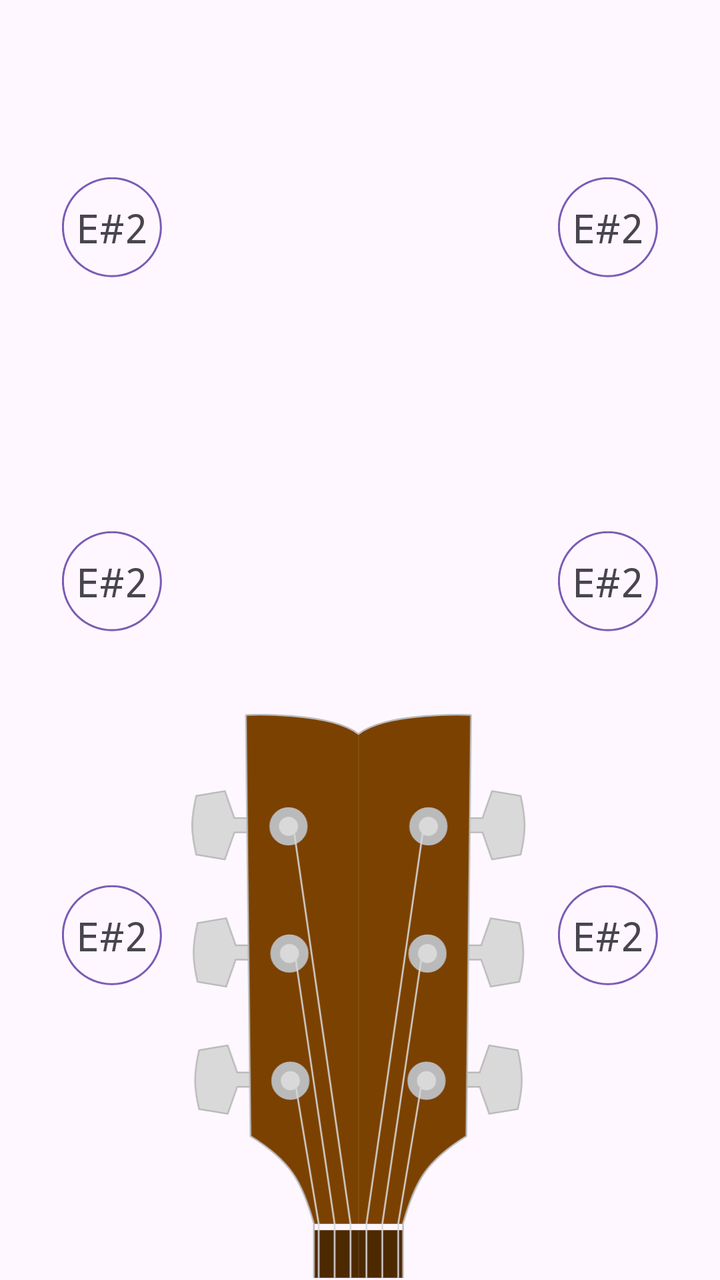
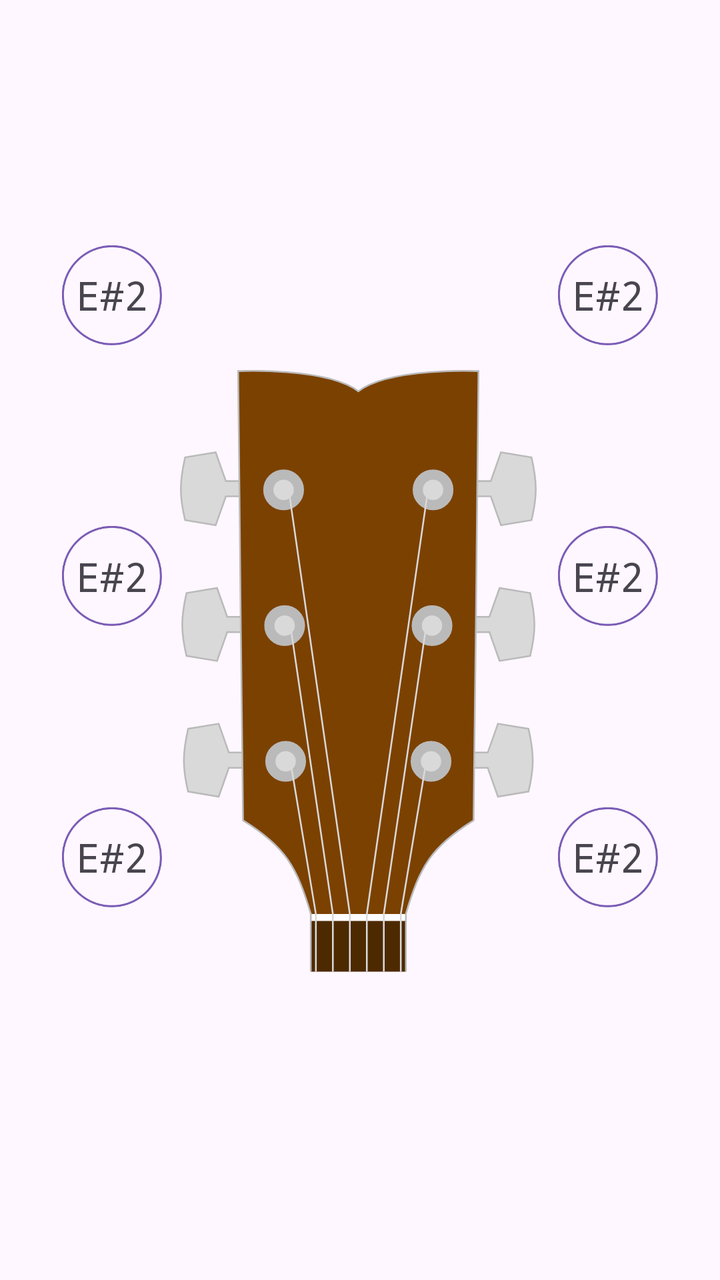

An Android layout rendered at two revisions. The XML below is the earlier revision; the diff shows what the commit changed to produce the second picture.
<!-- AndroidManifest.xml: application theme Theme.AuroraTuner -->
<!-- res/layout/guitar_fragment.xml -->
<?xml version="1.0" encoding="utf-8"?>
<androidx.constraintlayout.widget.ConstraintLayout xmlns:android="http://schemas.android.com/apk/res/android"
    xmlns:app="http://schemas.android.com/apk/res-auto"
    xmlns:tools="http://schemas.android.com/tools"
    android:layout_width="match_parent"
    android:layout_height="300dp">

    <ImageView
        android:id="@+id/string1"
        android:layout_width="wrap_content"
        android:layout_height="wrap_content"
        app:layout_constraintBottom_toBottomOf="parent"
        app:layout_constraintEnd_toEndOf="parent"
        app:layout_constraintHorizontal_bias="0.1"
        app:layout_constraintStart_toStartOf="parent"
        app:layout_constraintTop_toTopOf="parent"
        app:layout_constraintVertical_bias="0.15"
        app:srcCompat="@drawable/note_circle" />

    <TextView
        android:id="@+id/note_text1"
        android:layout_width="wrap_content"
        android:layout_height="wrap_content"
        android:text="E#2"
        android:textSize="20sp"
        android:fontFamily="monospace"
        app:layout_constraintBottom_toBottomOf="@+id/string1"
        app:layout_constraintEnd_toEndOf="@+id/string1"
        app:layout_constraintStart_toStartOf="@+id/string1"
        app:layout_constraintTop_toTopOf="@+id/string1" />

    <ImageView
        android:id="@+id/string2"
        android:layout_width="wrap_content"
        android:layout_height="wrap_content"
        app:layout_constraintBottom_toBottomOf="parent"
        app:layout_constraintEnd_toEndOf="parent"
        app:layout_constraintHorizontal_bias="0.1"
        app:layout_constraintStart_toStartOf="parent"
        app:layout_constraintTop_toTopOf="parent"
        app:layout_constraintVertical_bias="0.45"
        app:srcCompat="@drawable/note_circle" />

    <TextView
        android:id="@+id/note_text2"
        android:layout_width="wrap_content"
        android:layout_height="wrap_content"
        android:text="E#2"
        android:textSize="20sp"
        android:fontFamily="monospace"
        app:layout_constraintBottom_toBottomOf="@+id/string2"
        app:layout_constraintEnd_toEndOf="@+id/string2"
        app:layout_constraintStart_toStartOf="@+id/string2"
        app:layout_constraintTop_toTopOf="@+id/string2" />

    <ImageView
        android:id="@+id/string3"
        android:layout_width="wrap_content"
        android:layout_height="wrap_content"
        app:layout_constraintBottom_toBottomOf="parent"
        app:layout_constraintEnd_toEndOf="parent"
        app:layout_constraintHorizontal_bias="0.1"
        app:layout_constraintStart_toStartOf="parent"
        app:layout_constraintTop_toTopOf="parent"
        app:layout_constraintVertical_bias="0.75"
        app:srcCompat="@drawable/note_circle" />

    <TextView
        android:id="@+id/note_text3"
        android:layout_width="wrap_content"
        android:layout_height="wrap_content"
        android:text="E#2"
        android:textSize="20sp"
        android:fontFamily="monospace"
        app:layout_constraintBottom_toBottomOf="@+id/string3"
        app:layout_constraintEnd_toEndOf="@+id/string3"
        app:layout_constraintStart_toStartOf="@+id/string3"
        app:layout_constraintTop_toTopOf="@+id/string3" />

    <ImageView
        android:id="@+id/string4"
        android:layout_width="wrap_content"
        android:layout_height="wrap_content"
        app:layout_constraintBottom_toBottomOf="parent"
        app:layout_constraintEnd_toEndOf="parent"
        app:layout_constraintHorizontal_bias="0.9"
        app:layout_constraintStart_toStartOf="parent"
        app:layout_constraintTop_toTopOf="parent"
        app:layout_constraintVertical_bias="0.15"
        app:srcCompat="@drawable/note_circle" />

    <TextView
        android:id="@+id/note_text4"
        android:layout_width="wrap_content"
        android:layout_height="wrap_content"
        android:text="E#2"
        android:textSize="20sp"
        android:fontFamily="monospace"
        app:layout_constraintBottom_toBottomOf="@+id/string4"
        app:layout_constraintEnd_toEndOf="@+id/string4"
        app:layout_constraintStart_toStartOf="@+id/string4"
        app:layout_constraintTop_toTopOf="@+id/string4" />

    <ImageView
        android:id="@+id/string5"
        android:layout_width="wrap_content"
        android:layout_height="wrap_content"
        app:layout_constraintBottom_toBottomOf="parent"
        app:layout_constraintEnd_toEndOf="parent"
        app:layout_constraintHorizontal_bias="0.9"
        app:layout_constraintStart_toStartOf="parent"
        app:layout_constraintTop_toTopOf="parent"
        app:layout_constraintVertical_bias="0.45"
        app:srcCompat="@drawable/note_circle" />

    <TextView
        android:id="@+id/note_text5"
        android:layout_width="wrap_content"
        android:layout_height="wrap_content"
        android:text="E#2"
        android:textSize="20sp"
        android:fontFamily="monospace"
        app:layout_constraintBottom_toBottomOf="@+id/string5"
        app:layout_constraintEnd_toEndOf="@+id/string5"
        app:layout_constraintStart_toStartOf="@+id/string5"
        app:layout_constraintTop_toTopOf="@+id/string5" />

    <ImageView
        android:id="@+id/string6"
        android:layout_width="wrap_content"
        android:layout_height="wrap_content"
        app:layout_constraintBottom_toBottomOf="parent"
        app:layout_constraintEnd_toEndOf="parent"
        app:layout_constraintHorizontal_bias="0.9"
        app:layout_constraintStart_toStartOf="parent"
        app:layout_constraintTop_toTopOf="parent"
        app:layout_constraintVertical_bias="0.75"
        app:srcCompat="@drawable/note_circle" />

    <TextView
        android:id="@+id/note_text6"
        android:layout_width="wrap_content"
        android:layout_height="wrap_content"
        android:text="E#2"
        android:textSize="20sp"
        android:fontFamily="monospace"
        app:layout_constraintBottom_toBottomOf="@+id/string6"
        app:layout_constraintEnd_toEndOf="@+id/string6"
        app:layout_constraintStart_toStartOf="@+id/string6"
        app:layout_constraintTop_toTopOf="@+id/string6" />

    <ImageView
        android:id="@+id/imageView"
        android:layout_width="242dp"
        android:layout_height="283dp"
        app:layout_constraintBottom_toBottomOf="parent"
        app:layout_constraintEnd_toEndOf="parent"
        app:layout_constraintStart_toStartOf="parent"
        app:layout_constraintTop_toTopOf="parent"
        app:layout_constraintVertical_bias="1.0"
        app:srcCompat="@drawable/headstock" />

</androidx.constraintlayout.widget.ConstraintLayout>
<!-- resources referenced by this layout -->
<resources>
  <!-- drawable headstock: vector/xml drawable (drawable, 7494 chars, omitted) -->
  <!-- drawable note_circle (drawable) -->
  <vector xmlns:android="http://schemas.android.com/apk/res/android"
      android:width="50dp"
      android:height="50dp"
      android:viewportWidth="100"
      android:viewportHeight="100">
      <path
          android:name="circle"
          android:pathData="m49.92 1.88c26.51 0 48 21.49 48 48c0 26.51 -21.49 48 -48 48c-26.51 0 -48 -21.49 -48 -48c0 -26.51 21.49 -48 48 -48zm0 -2c-27.61 0 -50 22.39 -50 50c0 27.61 22.39 50 50 50c27.61 0 50 -22.39 50 -50c0 -27.61 -22.39 -50 -50 -50z"
          android:fillColor="@color/colorAccent" />
  </vector>
  <style name="Theme.AuroraTuner" parent="Base.Theme.AuroraTuner" />
  <color name="colorAccent">#7B5BB5</color>
  <style name="Base.Theme.AuroraTuner" parent="Theme.Material3.DayNight.NoActionBar">
          
          
          <item name="android:navigationBarColor">@color/white</item>
          <item name="colorPrimaryDark">@color/white</item>
      </style>
  <color name="white">#FFFFFFFF</color>
</resources>

<!-- the commit's change to res/layout/guitar_fragment.xml (unified diff, before → after) -->
@@ -6,15 +6,53 @@
     android:layout_height="300dp">
 
     <ImageView
+        android:id="@+id/imageView"
+        android:layout_width="0dp"
+        android:layout_height="0dp"
+        app:layout_constraintWidth_percent="0.5"
+        app:layout_constraintHeight_percent="0.95"
+        app:layout_constraintBottom_toBottomOf="parent"
+        app:layout_constraintEnd_toEndOf="parent"
+        app:layout_constraintStart_toStartOf="parent"
+        app:layout_constraintTop_toTopOf="parent"
+        app:layout_constraintVertical_bias="1.0"
+        app:srcCompat="@drawable/headstock" />
+
+    <ImageView
         android:id="@+id/string1"
         android:layout_width="wrap_content"
         android:layout_height="wrap_content"
-        app:layout_constraintBottom_toBottomOf="parent"
+        app:layout_constraintBottom_toTopOf="@+id/string2"
         app:layout_constraintEnd_toEndOf="parent"
         app:layout_constraintHorizontal_bias="0.1"
         app:layout_constraintStart_toStartOf="parent"
-        app:layout_constraintTop_toTopOf="parent"
+        app:layout_constraintTop_toTopOf="@id/tuner_top"
         app:layout_constraintVertical_bias="0.15"
+        app:layout_constraintVertical_chainStyle="spread"
+        app:srcCompat="@drawable/note_circle" />
+
+    <ImageView
+        android:id="@+id/string3"
+        android:layout_width="wrap_content"
+        android:layout_height="wrap_content"
+        app:layout_constraintBottom_toBottomOf="@id/tuner_bottom"
+        app:layout_constraintEnd_toEndOf="parent"
+        app:layout_constraintHorizontal_bias="0.1"
+        app:layout_constraintStart_toStartOf="parent"
+        app:layout_constraintTop_toBottomOf="@+id/string2"
+        app:layout_constraintVertical_bias="0.75"
+        app:srcCompat="@drawable/note_circle" />
+
+    <ImageView
+        android:id="@+id/string2"
+        android:layout_width="wrap_content"
+        android:layout_height="wrap_content"
+        app:layout_constraintBottom_toTopOf="@+id/string3"
+        app:layout_constraintEnd_toEndOf="parent"
+        app:layout_constraintHorizontal_bias="0.1"
+        app:layout_constraintStart_toStartOf="parent"
+        app:layout_constraintTop_toBottomOf="@+id/string1"
+        app:layout_constraintVertical_bias="0.45"
         app:srcCompat="@drawable/note_circle" />
 
     <TextView
@@ -29,18 +67,6 @@
         app:layout_constraintStart_toStartOf="@+id/string1"
         app:layout_constraintTop_toTopOf="@+id/string1" />
 
-    <ImageView
-        android:id="@+id/string2"
-        android:layout_width="wrap_content"
-        android:layout_height="wrap_content"
-        app:layout_constraintBottom_toBottomOf="parent"
-        app:layout_constraintEnd_toEndOf="parent"
-        app:layout_constraintHorizontal_bias="0.1"
-        app:layout_constraintStart_toStartOf="parent"
-        app:layout_constraintTop_toTopOf="parent"
-        app:layout_constraintVertical_bias="0.45"
-        app:srcCompat="@drawable/note_circle" />
-
     <TextView
         android:id="@+id/note_text2"
         android:layout_width="wrap_content"
@@ -52,18 +78,6 @@
         app:layout_constraintEnd_toEndOf="@+id/string2"
         app:layout_constraintStart_toStartOf="@+id/string2"
         app:layout_constraintTop_toTopOf="@+id/string2" />
-
-    <ImageView
-        android:id="@+id/string3"
-        android:layout_width="wrap_content"
-        android:layout_height="wrap_content"
-        app:layout_constraintBottom_toBottomOf="parent"
-        app:layout_constraintEnd_toEndOf="parent"
-        app:layout_constraintHorizontal_bias="0.1"
-        app:layout_constraintStart_toStartOf="parent"
-        app:layout_constraintTop_toTopOf="parent"
-        app:layout_constraintVertical_bias="0.75"
-        app:srcCompat="@drawable/note_circle" />
 
     <TextView
         android:id="@+id/note_text3"
@@ -81,12 +95,37 @@
         android:id="@+id/string4"
         android:layout_width="wrap_content"
         android:layout_height="wrap_content"
-        app:layout_constraintBottom_toBottomOf="parent"
+        app:layout_constraintBottom_toTopOf="@+id/string5"
         app:layout_constraintEnd_toEndOf="parent"
         app:layout_constraintHorizontal_bias="0.9"
         app:layout_constraintStart_toStartOf="parent"
-        app:layout_constraintTop_toTopOf="parent"
+        app:layout_constraintTop_toTopOf="@+id/tuner_top"
         app:layout_constraintVertical_bias="0.15"
+        app:layout_constraintVertical_chainStyle="spread"
+        app:srcCompat="@drawable/note_circle" />
+
+    <ImageView
+        android:id="@+id/string5"
+        android:layout_width="wrap_content"
+        android:layout_height="wrap_content"
+        app:layout_constraintBottom_toTopOf="@+id/string6"
+        app:layout_constraintEnd_toEndOf="parent"
+        app:layout_constraintHorizontal_bias="0.9"
+        app:layout_constraintStart_toStartOf="parent"
+        app:layout_constraintTop_toBottomOf="@+id/string4"
+        app:layout_constraintVertical_bias="0.45"
+        app:srcCompat="@drawable/note_circle" />
+
+    <ImageView
+        android:id="@+id/string6"
+        android:layout_width="wrap_content"
+        android:layout_height="wrap_content"
+        app:layout_constraintBottom_toTopOf="@+id/tuner_bottom"
+        app:layout_constraintEnd_toEndOf="parent"
+        app:layout_constraintHorizontal_bias="0.9"
+        app:layout_constraintStart_toStartOf="parent"
+        app:layout_constraintTop_toBottomOf="@+id/string5"
+        app:layout_constraintVertical_bias="0.75"
         app:srcCompat="@drawable/note_circle" />
 
     <TextView
@@ -101,18 +140,6 @@
         app:layout_constraintStart_toStartOf="@+id/string4"
         app:layout_constraintTop_toTopOf="@+id/string4" />
 
-    <ImageView
-        android:id="@+id/string5"
-        android:layout_width="wrap_content"
-        android:layout_height="wrap_content"
-        app:layout_constraintBottom_toBottomOf="parent"
-        app:layout_constraintEnd_toEndOf="parent"
-        app:layout_constraintHorizontal_bias="0.9"
-        app:layout_constraintStart_toStartOf="parent"
-        app:layout_constraintTop_toTopOf="parent"
-        app:layout_constraintVertical_bias="0.45"
-        app:srcCompat="@drawable/note_circle" />
-
     <TextView
         android:id="@+id/note_text5"
         android:layout_width="wrap_content"
@@ -124,18 +151,6 @@
         app:layout_constraintEnd_toEndOf="@+id/string5"
         app:layout_constraintStart_toStartOf="@+id/string5"
         app:layout_constraintTop_toTopOf="@+id/string5" />
-
-    <ImageView
-        android:id="@+id/string6"
-        android:layout_width="wrap_content"
-        android:layout_height="wrap_content"
-        app:layout_constraintBottom_toBottomOf="parent"
-        app:layout_constraintEnd_toEndOf="parent"
-        app:layout_constraintHorizontal_bias="0.9"
-        app:layout_constraintStart_toStartOf="parent"
-        app:layout_constraintTop_toTopOf="parent"
-        app:layout_constraintVertical_bias="0.75"
-        app:srcCompat="@drawable/note_circle" />
 
     <TextView
         android:id="@+id/note_text6"
@@ -149,15 +164,18 @@
         app:layout_constraintStart_toStartOf="@+id/string6"
         app:layout_constraintTop_toTopOf="@+id/string6" />
 
-    <ImageView
-        android:id="@+id/imageView"
-        android:layout_width="242dp"
-        android:layout_height="283dp"
-        app:layout_constraintBottom_toBottomOf="parent"
-        app:layout_constraintEnd_toEndOf="parent"
-        app:layout_constraintStart_toStartOf="parent"
-        app:layout_constraintTop_toTopOf="parent"
-        app:layout_constraintVertical_bias="1.0"
-        app:srcCompat="@drawable/headstock" />
+    <androidx.constraintlayout.widget.Guideline
+        android:id="@+id/tuner_top"
+        android:layout_width="wrap_content"
+        android:layout_height="wrap_content"
+        android:orientation="horizontal"
+        app:layout_constraintGuide_percent="0.05" />
+
+    <androidx.constraintlayout.widget.Guideline
+        android:id="@+id/tuner_bottom"
+        android:layout_width="wrap_content"
+        android:layout_height="wrap_content"
+        android:orientation="horizontal"
+        app:layout_constraintGuide_percent="0.85" />
 
 </androidx.constraintlayout.widget.ConstraintLayout>
<!-- resource entries referenced after the edit -->
@@ -1,6 +1,6 @@
 <!-- resources referenced by this layout -->
 <resources>
-  <!-- drawable headstock: vector/xml drawable (drawable, 7494 chars, omitted) -->
+  <!-- drawable headstock: vector/xml drawable (drawable, 5748 chars, omitted) -->
   <!-- drawable note_circle (drawable) -->
   <vector xmlns:android="http://schemas.android.com/apk/res/android"
       android:width="50dp"
